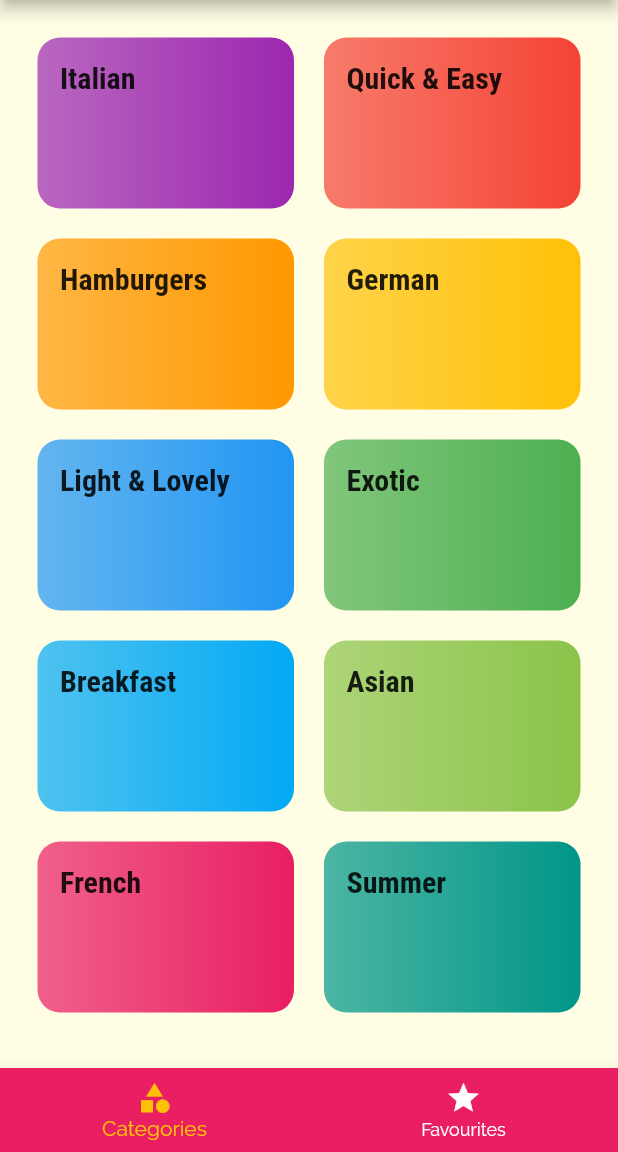
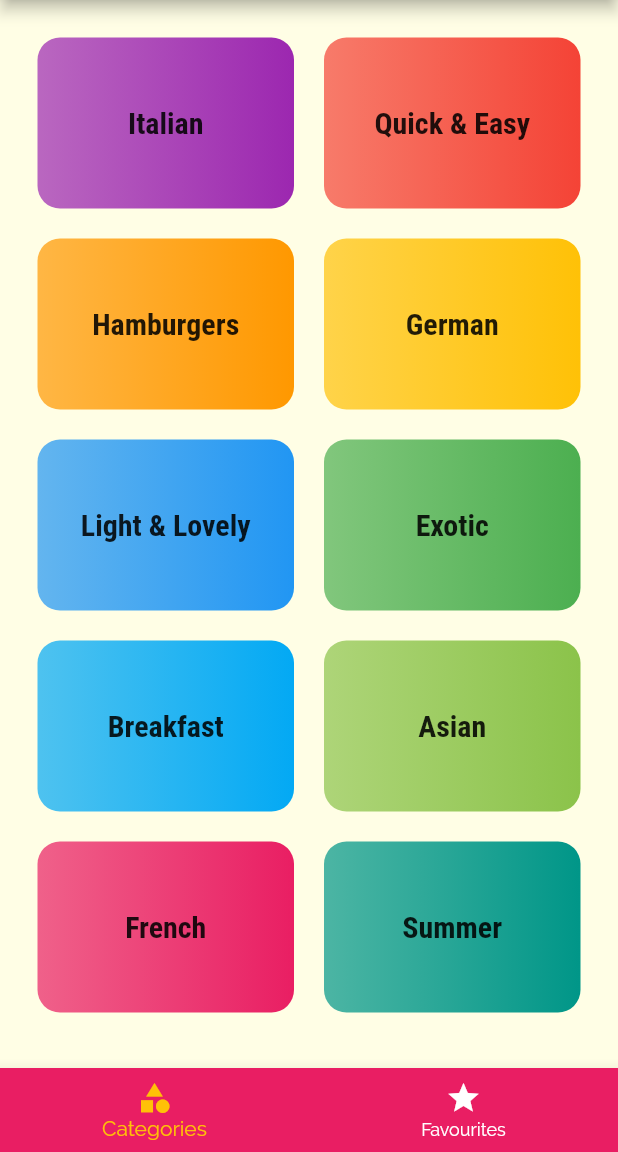
Before and after one commit to m-codes/meal_selection_app, a Flutter app: the screen it shows after launch, on a phone screen of 412 x 824 dp, the part 84-1236 px from its top. Run offline on Flutter 3.47's test engine with Material 2 defaults, Android fonts, the phone set to English and light mode, and no system bars.

Commit message:
Styling change

```diff
--- a/lib/widgets/category_item.dart
+++ b/lib/widgets/category_item.dart
@@ -25,7 +25,14 @@ class CategoryItem extends StatelessWidget {
       borderRadius: BorderRadius.circular(15),
       child: Container(
         padding: const EdgeInsets.all(15),
-        child: Text(title, style: Theme.of(context).textTheme.title),
+        child: Center(
+          child: Text(
+            title,
+            style: Theme.of(context).textTheme.title,
+            textAlign: TextAlign.center,
+
+          ),
+        ),
         decoration: BoxDecoration(
           //Change from low to full opacity of the color
           gradient: LinearGradient(
```
